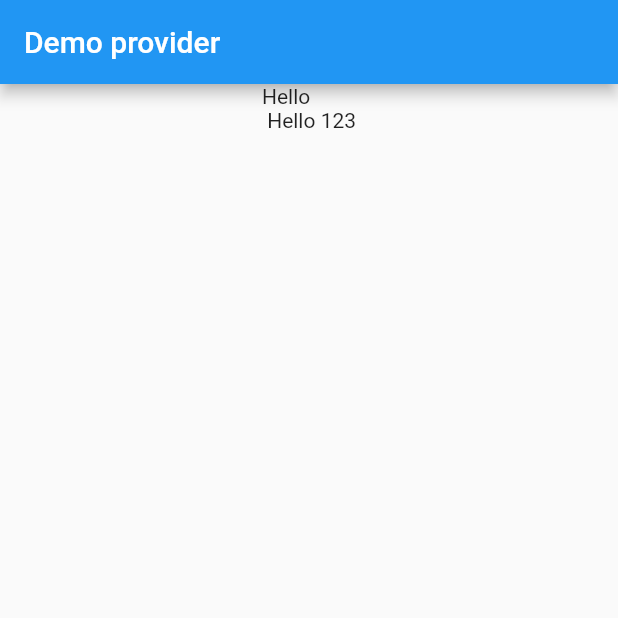
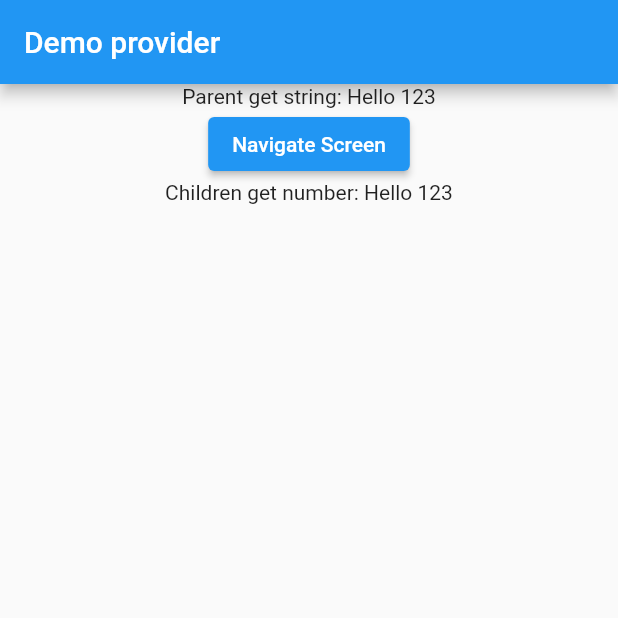
Before and after one commit to phamtanphat/flutter_provider_25042023, a Flutter app: the screen it shows after launch, on a phone screen of 412 x 824 dp, the top half of it. Run offline on Flutter 3.47's test engine with Material 2 defaults, Android fonts, the phone set to English and light mode, and no system bars.

Commit message:
demo dispose

```diff
--- a/lib/demo_listenable_provider.dart
+++ b/lib/demo_listenable_provider.dart
@@ -28,6 +28,10 @@ class _DemoListenableProviderState extends State<DemoListenableProvider> {
       body: Center(
         child: Container(
           child: ListenableProvider<Count>(
+            dispose: (context, count) {
+              print("Dispose");
+              count.dispose();
+            },
             create: (context) => Count(),
             child: CountWidget(),
           ),
--- a/lib/demo_provider.dart
+++ b/lib/demo_provider.dart
@@ -29,7 +29,7 @@ class _DemoProviderState extends State<DemoProvider> {
                     String valueProvider2 = Provider.of(contextProvider2);
                     return Column(
                       children: [
-                        Text("$valueProvider1 \n $valueProvider2")
+                        ParentWidget(ChildrenWidget())
                       ],
                     );
                   },
@@ -54,6 +54,9 @@ class ParentWidget extends StatelessWidget {
       child: Column(
         children: [
           Text("Parent get string: $string"),
+          ElevatedButton(onPressed: (){
+             Navigator.pushNamed(context, "/demo_listenable_provider");
+          }, child: Text("Navigate Screen")),
           child
         ],
       ),
--- a/lib/main.dart
+++ b/lib/main.dart
@@ -17,7 +17,11 @@ class MyApp extends StatelessWidget {
       theme: ThemeData(
         primarySwatch: Colors.blue,
       ),
-      home: DemoProvider()
+      routes: {
+        "/demo_provider": (context) => DemoProvider(),
+        "/demo_listenable_provider": (context) => DemoListenableProvider(),
+      },
+      initialRoute: "/demo_provider",
     );
   }
 }
```
